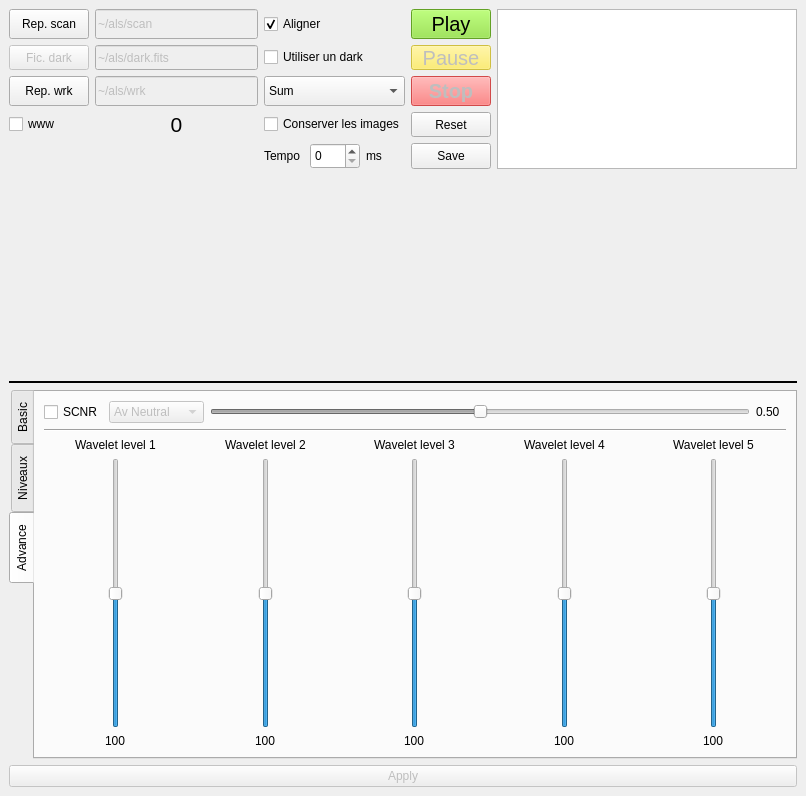
First picture: the form in alsui.ui, repository gehelem/als, before the edit.
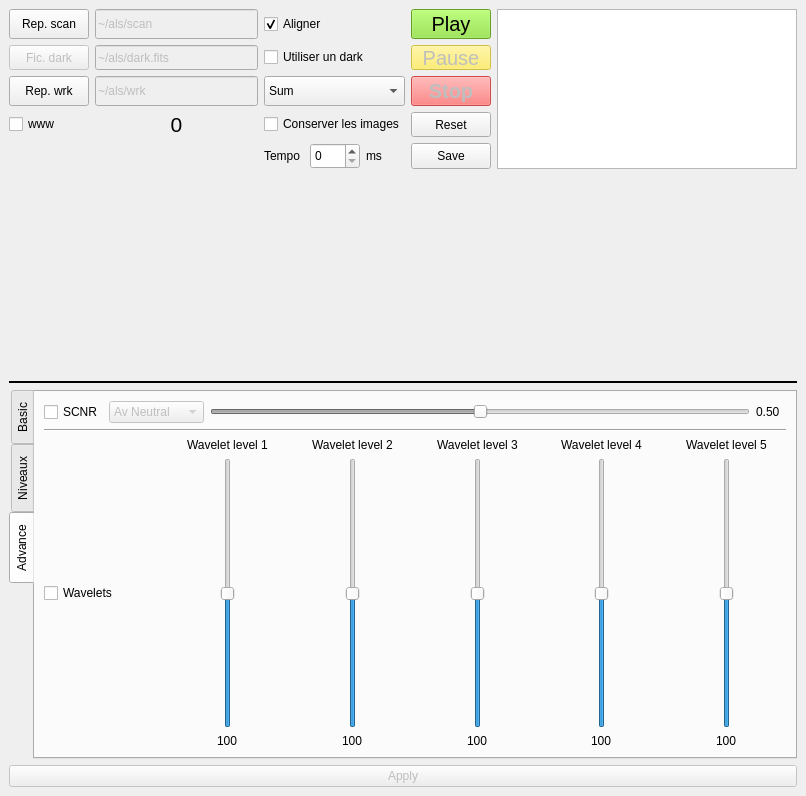
Second picture: the form after the edit. Icons and pictures are not drawn.

Patch:
```diff
--- a/alsui.ui
+++ b/alsui.ui
@@ -1043,6 +1043,13 @@
         </item>
         <item>
          <layout class="QHBoxLayout" name="horizontalLayout_15">
+          <item>
+           <widget class="QCheckBox" name="cbWavelets">
+            <property name="text">
+             <string>Wavelets</string>
+            </property>
+           </widget>
+          </item>
           <item>
            <layout class="QVBoxLayout" name="verticalLayout_2">
             <item alignment="Qt::AlignHCenter">
```
Left out of the diff: 70 changed lines with no effect on the pictures.
